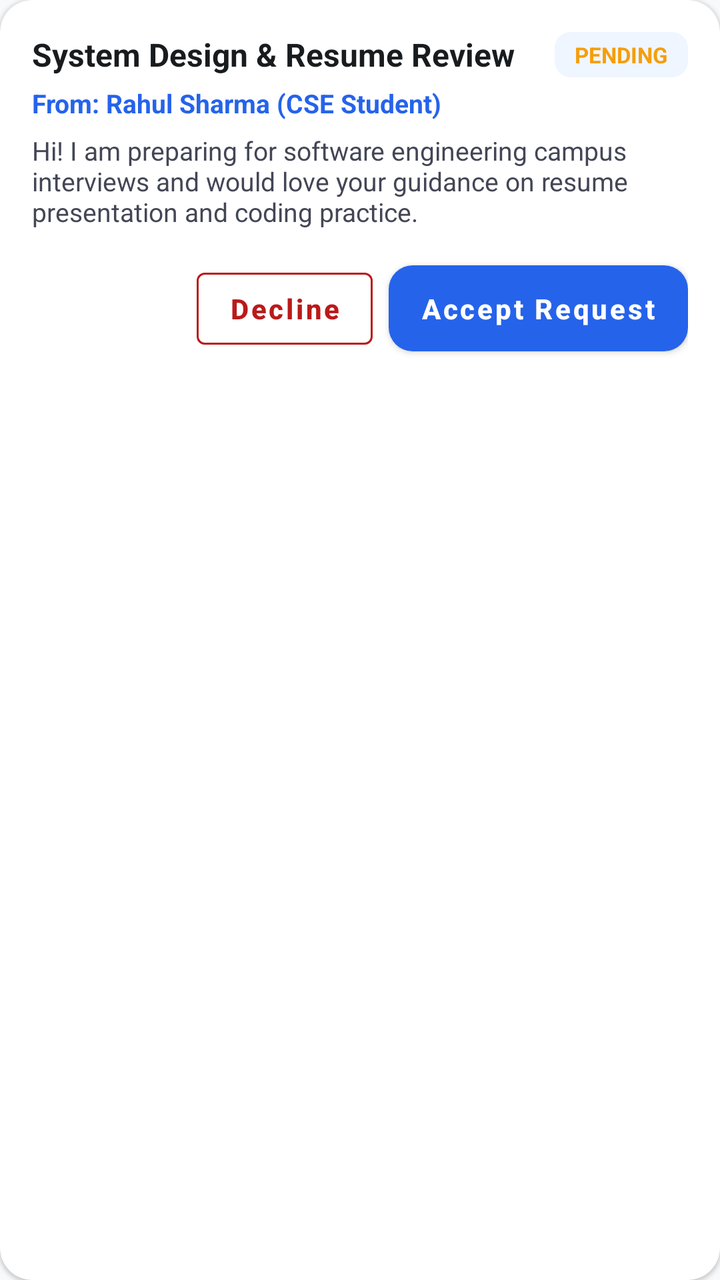
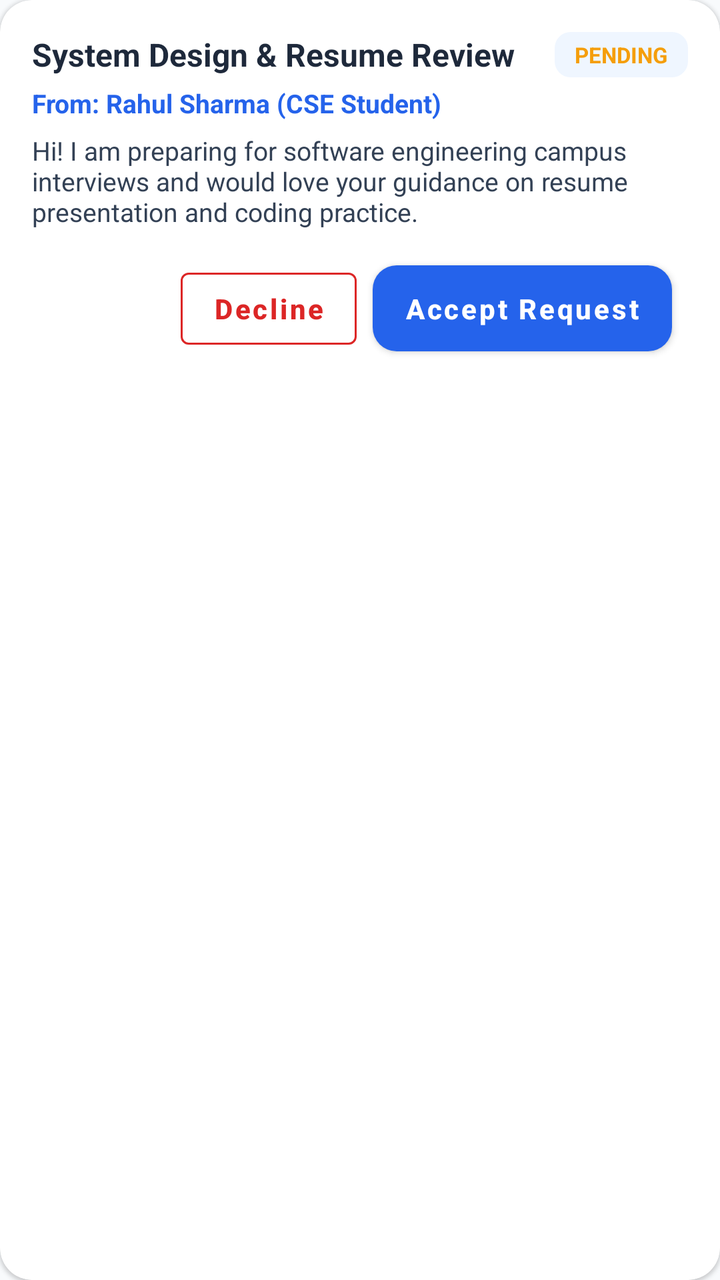

Two renders of the same Android screen: before a commit and after it. Below are the layout's source before the change and the commit's diff.
<!-- AndroidManifest.xml: application theme Theme.AlumniConnect -->
<!-- res/layout/item_mentorship_request.xml -->
<?xml version="1.0" encoding="utf-8"?>
<androidx.cardview.widget.CardView xmlns:android="http://schemas.android.com/apk/res/android"
    xmlns:app="http://schemas.android.com/apk/res-auto"
    android:layout_width="match_parent"
    android:layout_height="wrap_content"
    android:layout_marginBottom="12dp"
    app:cardCornerRadius="16dp"
    app:cardElevation="1dp"
    app:cardBackgroundColor="@color/surface">

    <LinearLayout
        android:layout_width="match_parent"
        android:layout_height="wrap_content"
        android:orientation="vertical"
        android:padding="16dp">

        <LinearLayout
            android:layout_width="match_parent"
            android:layout_height="wrap_content"
            android:orientation="horizontal"
            android:gravity="center_vertical">

            <TextView
                android:id="@+id/tvTopic"
                android:layout_width="0dp"
                android:layout_height="wrap_content"
                android:layout_weight="1"
                android:text="System Design &amp; Resume Review"
                android:textColor="@color/on_surface"
                android:textSize="16sp"
                android:textStyle="bold" />

            <TextView
                android:id="@+id/tvStatus"
                android:layout_width="wrap_content"
                android:layout_height="wrap_content"
                android:background="@drawable/bg_chip"
                android:paddingHorizontal="10dp"
                android:paddingVertical="4dp"
                android:text="PENDING"
                android:textColor="@color/warning"
                android:textSize="11sp"
                android:textStyle="bold" />
        </LinearLayout>

        <TextView
            android:id="@+id/tvRequesterInfo"
            android:layout_width="wrap_content"
            android:layout_height="wrap_content"
            android:layout_marginTop="4dp"
            android:text="From: Rahul Sharma (CSE Student)"
            android:textColor="@color/primary"
            android:textSize="13sp"
            android:textStyle="bold" />

        <TextView
            android:id="@+id/tvMessage"
            android:layout_width="wrap_content"
            android:layout_height="wrap_content"
            android:layout_marginTop="6dp"
            android:text="Hi! I am preparing for software engineering campus interviews and would love your guidance on resume presentation and coding practice."
            android:textColor="@color/on_surface_variant"
            android:textSize="13sp" />

        <LinearLayout
            android:id="@+id/llActions"
            android:layout_width="match_parent"
            android:layout_height="wrap_content"
            android:layout_marginTop="12dp"
            android:gravity="end"
            android:orientation="horizontal">

            <Button
                android:id="@+id/btnReject"
                style="@style/Widget.MaterialComponents.Button.OutlinedButton"
                android:layout_width="wrap_content"
                android:layout_height="wrap_content"
                android:layout_marginEnd="8dp"
                android:text="Decline"
                android:textColor="@color/error"
                app:strokeColor="@color/error" />

            <Button
                android:id="@+id/btnAccept"
                style="@style/Widget.AlumniConnect.Button"
                android:layout_width="wrap_content"
                android:layout_height="wrap_content"
                android:text="Accept Request" />
        </LinearLayout>

    </LinearLayout>
</androidx.cardview.widget.CardView>
<!-- resources referenced by this layout -->
<resources>
  <color name="error">#BA1A1A</color>
  <color name="on_surface">#191C1E</color>
  <color name="on_surface_variant">#434655</color>
  <color name="primary">#2563EB</color>
  <color name="surface">#FFFFFF</color>
  <color name="warning">#F59E0B</color>
  <!-- drawable bg_chip (drawable) -->
  <?xml version="1.0" encoding="utf-8"?>
  <shape xmlns:android="http://schemas.android.com/apk/res/android"
      android:shape="rectangle">
      <solid android:color="@color/chip_background" />
      <corners android:radius="8dp" />
  </shape>
  <style name="Widget.AlumniConnect.Button" parent="Widget.MaterialComponents.Button">
          <item name="cornerRadius">12dp</item>
          <item name="android:paddingTop">12dp</item>
          <item name="android:paddingBottom">12dp</item>
          <item name="android:textAllCaps">false</item>
          <item name="android:textStyle">bold</item>
      </style>
  <style name="Theme.AlumniConnect" parent="Theme.MaterialComponents.DayNight.NoActionBar">
          
          <item name="colorPrimary">@color/primary</item>
          <item name="colorPrimaryVariant">@color/primary_variant</item>
          <item name="colorOnPrimary">@color/on_primary</item>
          
          
          <item name="colorSecondary">@color/secondary</item>
          <item name="colorSecondaryVariant">@color/secondary_variant</item>
          <item name="colorOnSecondary">@color/on_secondary</item>
          
          
          <item name="android:statusBarColor">@color/primary</item>
          <item name="android:windowLightStatusBar">false</item>
          
          
          <item name="android:windowBackground">@color/background</item>
          <item name="colorSurface">@color/surface</item>
          <item name="colorOnSurface">@color/on_surface</item>
  
          
          <item name="materialButtonStyle">@style/Widget.AlumniConnect.Button</item>
          <item name="textInputStyle">@style/Widget.AlumniConnect.TextInputLayout</item>
      </style>
  <color name="chip_background">#EFF6FF</color>
  <color name="primary_variant">#004AC6</color>
  <color name="on_primary">#FFFFFF</color>
  <color name="secondary">#505F76</color>
  <color name="secondary_variant">#38485D</color>
  <color name="on_secondary">#FFFFFF</color>
  <color name="background">#F8F9FB</color>
  <style name="Widget.AlumniConnect.TextInputLayout" parent="Widget.MaterialComponents.TextInputLayout.OutlinedBox">
          <item name="boxCornerRadiusTopStart">12dp</item>
          <item name="boxCornerRadiusTopEnd">12dp</item>
          <item name="boxCornerRadiusBottomStart">12dp</item>
          <item name="boxCornerRadiusBottomEnd">12dp</item>
          <item name="boxStrokeColor">@color/primary</item>
      </style>
</resources>

<!-- the commit's change to res/layout/item_mentorship_request.xml (unified diff, before → after) -->
@@ -85,7 +85,16 @@
                 style="@style/Widget.AlumniConnect.Button"
                 android:layout_width="wrap_content"
                 android:layout_height="wrap_content"
+                android:layout_marginEnd="8dp"
                 android:text="Accept Request" />
+
+            <Button
+                android:id="@+id/btnConnect"
+                style="@style/Widget.AlumniConnect.Button"
+                android:layout_width="wrap_content"
+                android:layout_height="wrap_content"
+                android:text="Connect Now ✉"
+                android:visibility="gone" />
         </LinearLayout>
 
     </LinearLayout>
<!-- resource entries referenced after the edit -->
@@ -1,8 +1,8 @@
 <!-- resources referenced by this layout -->
 <resources>
-  <color name="error">#BA1A1A</color>
-  <color name="on_surface">#191C1E</color>
-  <color name="on_surface_variant">#434655</color>
+  <color name="error">#DC2626</color>
+  <color name="on_surface">#1E293B</color>
+  <color name="on_surface_variant">#334155</color>
   <color name="primary">#2563EB</color>
   <color name="surface">#FFFFFF</color>
   <color name="warning">#F59E0B</color>
@@ -20,7 +20,7 @@
           <item name="android:textAllCaps">false</item>
           <item name="android:textStyle">bold</item>
       </style>
-  <style name="Theme.AlumniConnect" parent="Theme.MaterialComponents.DayNight.NoActionBar">
+  <style name="Theme.AlumniConnect" parent="Theme.MaterialComponents.Light.NoActionBar">
           
           <item name="colorPrimary">@color/primary</item>
           <item name="colorPrimaryVariant">@color/primary_variant</item>
@@ -39,24 +39,40 @@
           <item name="android:windowBackground">@color/background</item>
           <item name="colorSurface">@color/surface</item>
           <item name="colorOnSurface">@color/on_surface</item>
+          <item name="android:textColor">@color/on_background</item>
+          <item name="android:textColorPrimary">@color/on_background</item>
+          <item name="android:textColorSecondary">@color/on_surface_variant</item>
+  
+          
+          <item name="editTextColor">@color/input_text</item>
+          <item name="android:textColorHint">@color/input_hint</item>
+  
+          
+          <item name="cardBackgroundColor">@color/surface</item>
   
           
           <item name="materialButtonStyle">@style/Widget.AlumniConnect.Button</item>
           <item name="textInputStyle">@style/Widget.AlumniConnect.TextInputLayout</item>
       </style>
   <color name="chip_background">#EFF6FF</color>
-  <color name="primary_variant">#004AC6</color>
+  <color name="primary_variant">#1D4ED8</color>
   <color name="on_primary">#FFFFFF</color>
-  <color name="secondary">#505F76</color>
-  <color name="secondary_variant">#38485D</color>
+  <color name="secondary">#475569</color>
+  <color name="secondary_variant">#334155</color>
   <color name="on_secondary">#FFFFFF</color>
-  <color name="background">#F8F9FB</color>
+  <color name="background">#F8FAFC</color>
+  <color name="on_background">#0F172A</color>
+  <color name="input_text">#0F172A</color>
+  <color name="input_hint">#64748B</color>
   <style name="Widget.AlumniConnect.TextInputLayout" parent="Widget.MaterialComponents.TextInputLayout.OutlinedBox">
           <item name="boxCornerRadiusTopStart">12dp</item>
           <item name="boxCornerRadiusTopEnd">12dp</item>
           <item name="boxCornerRadiusBottomStart">12dp</item>
           <item name="boxCornerRadiusBottomEnd">12dp</item>
           <item name="boxStrokeColor">@color/primary</item>
+          <item name="boxBackgroundColor">@color/surface</item>
+          <item name="hintTextColor">@color/primary</item>
+          <item name="android:textColorHint">@color/input_hint</item>
       </style>
 </resources>
 
